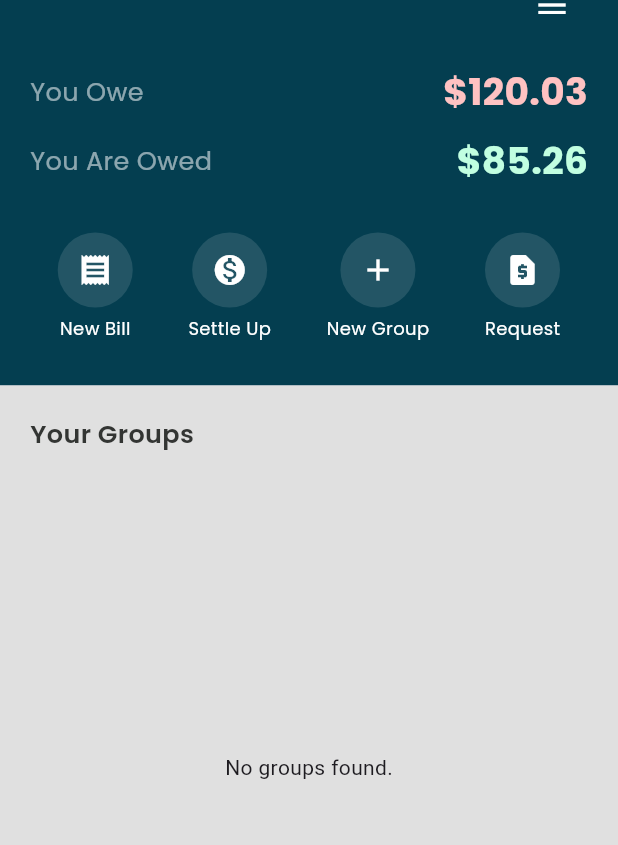
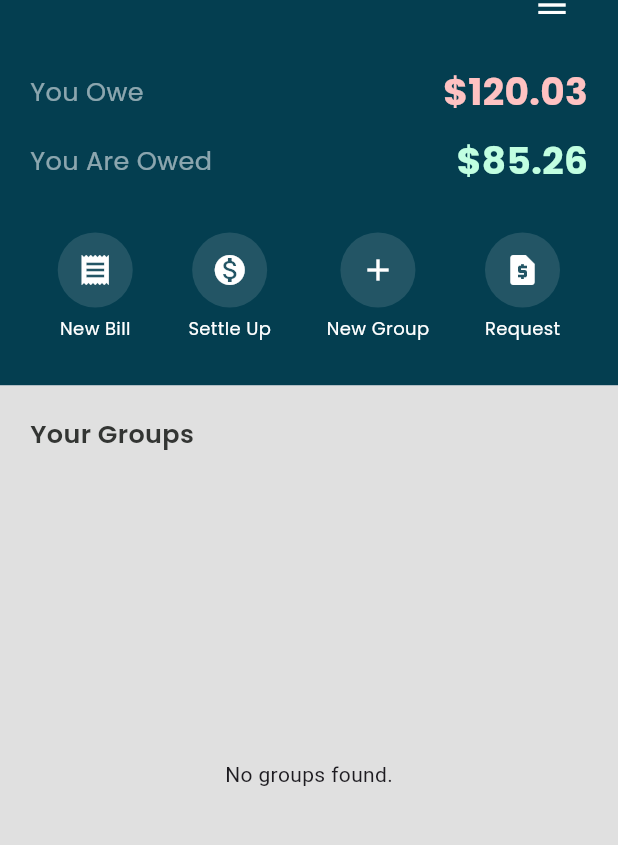
Before and after one commit to KugleBlitz007/SplitGasy, a Flutter app: the HomePage screen opened directly, on a phone screen of 412 x 824 dp, the part 138-983 px from its top. Run offline on Flutter 3.47's test engine with Material 3 defaults, Android fonts, the phone set to English and light mode, and no system bars; our stand-ins replace cloud_firestore, firebase_auth, firebase_core, flutter_dotenv, google_fonts, google_sign_in; accounts and stored records are empty.

Commit message:
Fix home page padding

```diff
--- a/lib/pages/home_page.dart
+++ b/lib/pages/home_page.dart
@@ -308,11 +308,7 @@ class _HomePageState extends State<HomePage> {
                       color: Color(0xFF333533),
                     ),
                   ),
-                  // const SizedBox(height: 10),
-                  // Use of StreamBuilder to load groups from Firestore
-                  // "Your Groups" heading
-
-                  const SizedBox(height: 10),
+                  const SizedBox(height: 20),
 
                   // Use a StreamBuilder to load groups from Firestore
                   Expanded(
@@ -335,6 +331,7 @@ class _HomePageState extends State<HomePage> {
                         }
 
                         return ListView.builder(
+                          padding: EdgeInsets.zero,
                           itemCount: docs.length,
                           itemBuilder: (context, index) {
                             final doc = docs[index];
```
